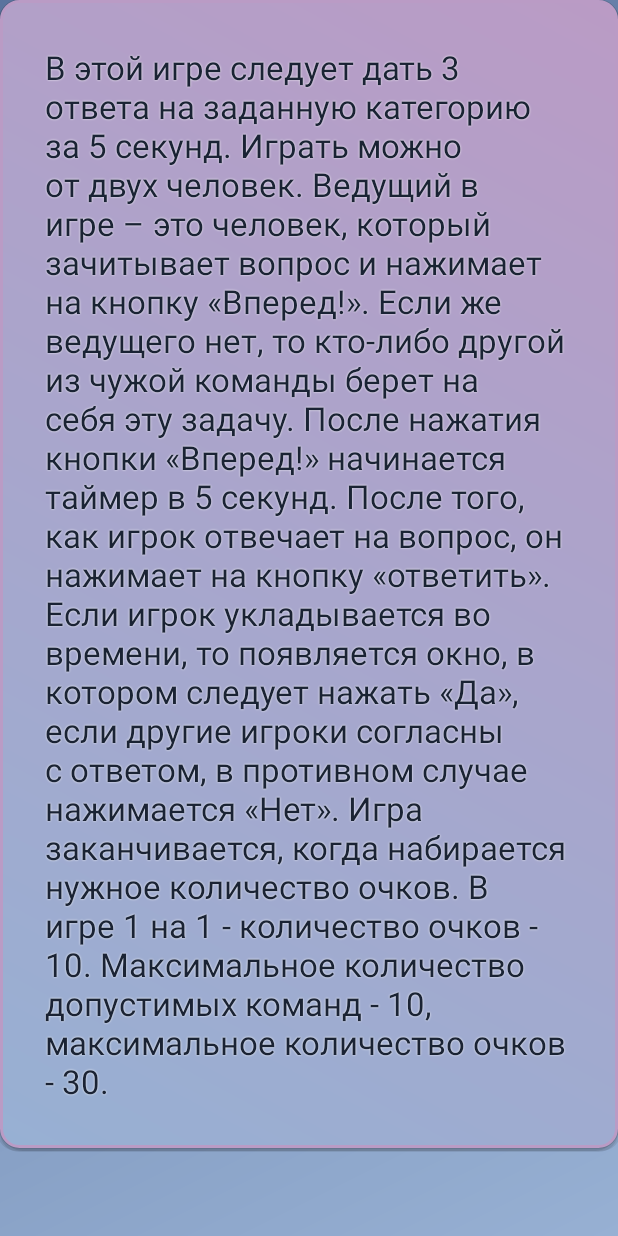
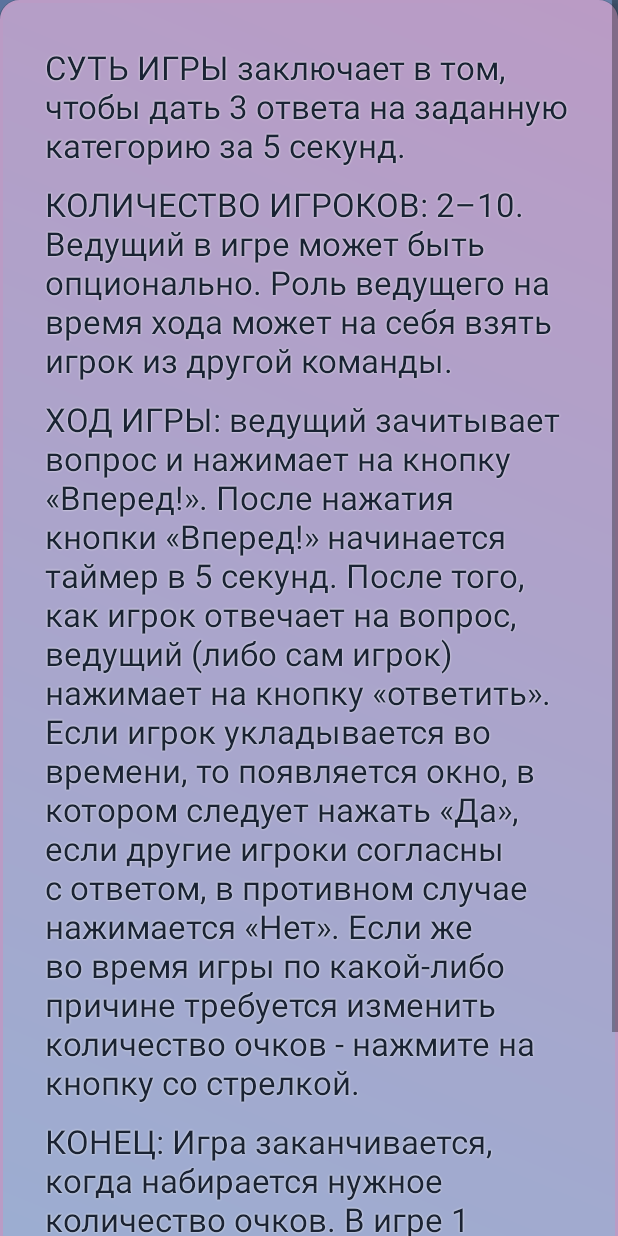
Before and after one commit to ETS-Android3/FiveSecondsRule, an Android app: the screen it shows after launch (MainActivity), after a tap on "ПРАВИЛА", on a phone screen of 412 x 824 dp. Run offline under Robolectric (Android 15) with nearby library versions, the phone set to English and light mode, and no system bars; Roboto replaces fonts that are not available here.

Commit message:
add small changes

```diff
--- a/app/src/main/res/layout-large/popup_window.xml
+++ b/app/src/main/res/layout-large/popup_window.xml
@@ -15,11 +15,65 @@
             android:id="@+id/text_of_rules"
             android:layout_width="wrap_content"
             android:layout_height="wrap_content"
-            android:layout_centerInParent="true"
-            android:layout_margin="30dp"
+            android:layout_marginTop="30dp"
+            android:layout_marginLeft="30dp"
+            android:layout_marginRight="30dp"
             android:text="@string/FullRules"
             android:textSize="28sp"
-            android:textColor="@color/darkAccent"/>
+            android:textColor="@color/darkAccent"
+            android:shadowColor="#FFFFFF"
+            android:shadowDx="0.0"
+            android:shadowDy="0.0"
+            android:shadowRadius="1.0" />
+
+        <TextView
+            android:id="@+id/text_of_rules_players"
+            android:layout_width="wrap_content"
+            android:layout_height="wrap_content"
+            android:layout_below="@+id/text_of_rules"
+            android:layout_marginTop="10dp"
+            android:layout_marginLeft="30dp"
+            android:layout_marginRight="30dp"
+            android:shadowColor="#FFFFFF"
+            android:shadowDx="0.0"
+            android:shadowDy="0.0"
+            android:shadowRadius="1.0"
+            android:text="@string/RulesPlayers"
+            android:textColor="@color/darkAccent"
+            android:textSize="28sp" />
+
+        <TextView
+            android:id="@+id/text_of_rules_main"
+            android:layout_width="wrap_content"
+            android:layout_height="wrap_content"
+            android:layout_below="@+id/text_of_rules_players"
+            android:layout_marginTop="10dp"
+            android:layout_marginLeft="30dp"
+            android:layout_marginRight="30dp"
+            android:shadowColor="#FFFFFF"
+            android:shadowDx="0.0"
+            android:shadowDy="0.0"
+            android:shadowRadius="1.0"
+            android:text="@string/RulesMain"
+            android:textColor="@color/darkAccent"
+            android:textSize="28sp" />
+
+        <TextView
+            android:id="@+id/text_of_rules_end"
+            android:layout_width="wrap_content"
+            android:layout_height="wrap_content"
+            android:layout_below="@+id/text_of_rules_main"
+            android:layout_marginTop="10dp"
+            android:layout_marginLeft="30dp"
+            android:layout_marginRight="30dp"
+            android:layout_marginBottom="30dp"
+            android:shadowColor="#FFFFFF"
+            android:shadowDx="0.0"
+            android:shadowDy="0.0"
+            android:shadowRadius="1.0"
+            android:text="@string/RulesEnd"
+            android:textColor="@color/darkAccent"
+            android:textSize="28sp" />
 
     </RelativeLayout>
     </ScrollView>
--- a/app/src/main/res/layout/popup_window.xml
+++ b/app/src/main/res/layout/popup_window.xml
@@ -15,16 +15,65 @@
                 android:id="@+id/text_of_rules"
                 android:layout_width="wrap_content"
                 android:layout_height="wrap_content"
-            android:layout_centerInParent="true"
-            android:layout_margin="30dp"
+                android:layout_marginTop="30dp"
+                android:layout_marginLeft="30dp"
+                android:layout_marginRight="30dp"
                 android:text="@string/FullRules"
                 android:textSize="22sp"
                 android:textColor="@color/darkAccent"
                 android:shadowColor="#FFFFFF"
                 android:shadowDx="0.0"
                 android:shadowDy="0.0"
+                android:shadowRadius="1.0" />
+
+            <TextView
+                android:id="@+id/text_of_rules_players"
+                android:layout_width="wrap_content"
+                android:layout_height="wrap_content"
+                android:layout_below="@+id/text_of_rules"
+                android:layout_marginTop="10dp"
+                android:layout_marginLeft="30dp"
+                android:layout_marginRight="30dp"
+                android:shadowColor="#FFFFFF"
+                android:shadowDx="0.0"
+                android:shadowDy="0.0"
                 android:shadowRadius="1.0"
-            />
+                android:text="@string/RulesPlayers"
+                android:textColor="@color/darkAccent"
+                android:textSize="22sp" />
+
+            <TextView
+                android:id="@+id/text_of_rules_main"
+                android:layout_width="wrap_content"
+                android:layout_height="wrap_content"
+                android:layout_below="@+id/text_of_rules_players"
+                android:layout_marginTop="10dp"
+                android:layout_marginLeft="30dp"
+                android:layout_marginRight="30dp"
+                android:shadowColor="#FFFFFF"
+                android:shadowDx="0.0"
+                android:shadowDy="0.0"
+                android:shadowRadius="1.0"
+                android:text="@string/RulesMain"
+                android:textColor="@color/darkAccent"
+                android:textSize="22sp" />
+
+            <TextView
+                android:id="@+id/text_of_rules_end"
+                android:layout_width="wrap_content"
+                android:layout_height="wrap_content"
+                android:layout_below="@+id/text_of_rules_main"
+                android:layout_marginTop="10dp"
+                android:layout_marginLeft="30dp"
+                android:layout_marginRight="30dp"
+                android:layout_marginBottom="30dp"
+                android:shadowColor="#FFFFFF"
+                android:shadowDx="0.0"
+                android:shadowDy="0.0"
+                android:shadowRadius="1.0"
+                android:text="@string/RulesEnd"
+                android:textColor="@color/darkAccent"
+                android:textSize="22sp" />
 
         </RelativeLayout>
     </ScrollView>
--- a/app/src/main/res/values/strings.xml
+++ b/app/src/main/res/values/strings.xml
@@ -16,5 +16,12 @@
     <string name="OK">OK</string>
     <string name="Rules">Правила</string>
     <string name="EnterText">Введите название команды</string>
-    <string name="FullRules">В этой игре следует дать 3 ответа на заданную категорию за 5 секунд. Играть можно от двух человек. Ведущий в игре – это человек, который зачитывает вопрос и нажимает на кнопку «Вперед!». Если же ведущего нет, то кто-либо другой из чужой команды берет на себя эту задачу. После нажатия кнопки «Вперед!» начинается таймер в 5 секунд. После того, как игрок отвечает на вопрос, он нажимает на кнопку «ответить». Если игрок укладывается во времени, то появляется окно, в котором следует нажать «Да», если другие игроки согласны с ответом, в противном случае нажимается «Нет». Игра заканчивается, когда набирается нужное количество очков. В игре "1 на 1" - количество очков - 10. Максимальное количество допустимых команд - 10, максимальное количество очков - 30.</string>
+    <string name="FullRules">СУТЬ ИГРЫ заключает в том, чтобы дать 3 ответа на заданную категорию за 5 секунд.</string>
+    <string name="RulesPlayers">КОЛИЧЕСТВО ИГРОКОВ: 2–10. Ведущий в игре может быть опционально. Роль ведущего на время хода может на себя взять игрок из другой команды.</string>
+    <string name="RulesMain">ХОД ИГРЫ: ведущий зачитывает вопрос и нажимает на кнопку «Вперед!». После нажатия кнопки «Вперед!»
+        начинается таймер в 5 секунд. После того, как игрок отвечает на вопрос, ведущий (либо сам игрок) нажимает на кнопку «ответить».
+        Если игрок укладывается во времени, то появляется окно, в котором следует нажать «Да», если другие игроки согласны с ответом,
+        в противном случае нажимается «Нет». Если же во время игры по какой-либо причине требуется изменить количество очков - нажмите на кнопку со стрелкой.</string>
+    <string name="RulesEnd">КОНЕЦ: Игра заканчивается, когда набирается нужное количество очков. В игре "1 на 1" - количество очков - 10.
+        Максимальное количество допустимых команд - 10, максимальное количество очков - 30.</string>
 </resources>
--- a/build.gradle
+++ b/build.gradle
@@ -6,6 +6,7 @@ buildscript {
     }
     dependencies {
         classpath "com.android.tools.build:gradle:4.0.0"
+
 
         // NOTE: Do not place your application dependencies here; they belong
         // in the individual module build.gradle files
```
Also changed, not shown: app/build.gradle (+6 -4 lines), app/src/main/AndroidManifest.xml (+12 -0 lines), app/src/main/java/proj/fivesecrule/GameActivity.java (+47 -33 lines), app/src/main/java/proj/fivesecrule/TeamChanger.java (added, +97 -0 lines), app/src/main/res/layout-large/activity_game.xml (+13 -0 lines), app/src/main/res/layout/activity_game.xml (+13 -0 lines), 3 other files. Lines whose indentation alone changed are shown as unchanged.
